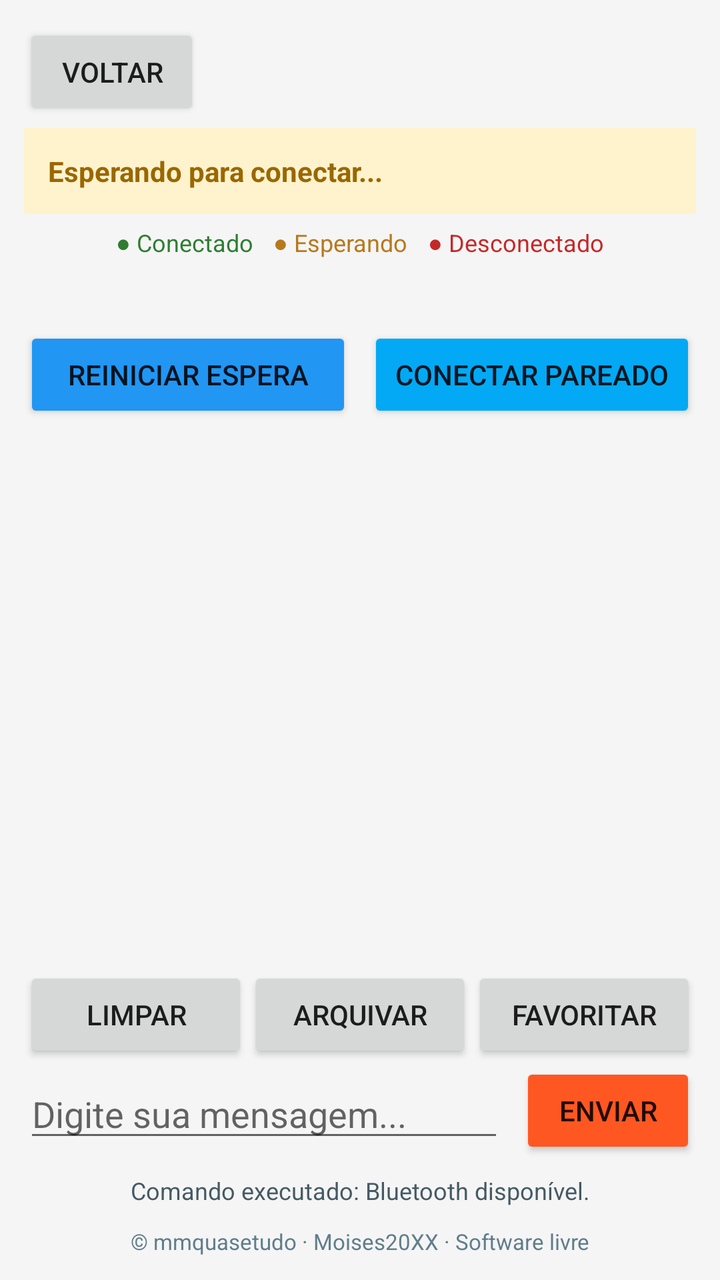
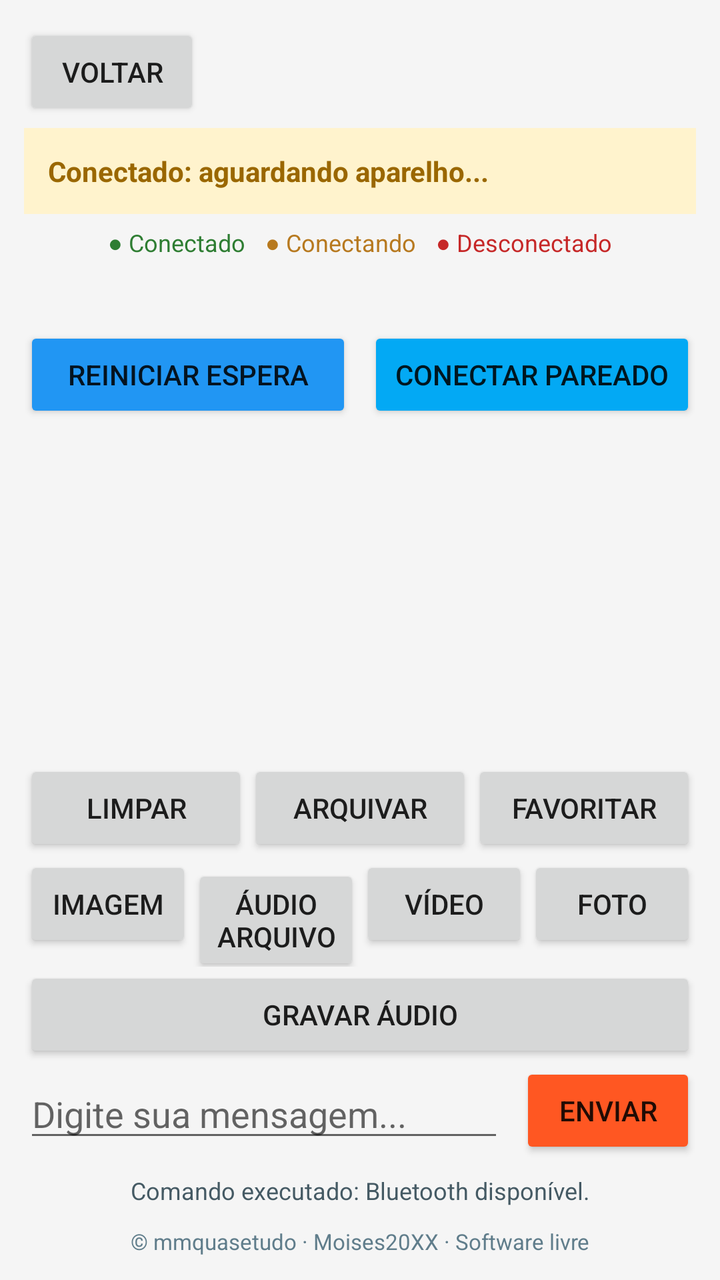

Screens rendered from an Android XML layout before and after an edit, with the pre-edit source and the edit as a unified diff.
<!-- AndroidManifest.xml: application theme Theme.ComunicadorLocal -->
<!-- res/layout/activity_chat.xml -->
<?xml version="1.0" encoding="utf-8"?>
<LinearLayout xmlns:android="http://schemas.android.com/apk/res/android"
    android:layout_width="match_parent"
    android:layout_height="match_parent"
    android:background="@color/fundo_tela"
    android:orientation="vertical"
    android:padding="12dp">

    <LinearLayout
        android:layout_width="match_parent"
        android:layout_height="wrap_content"
        android:gravity="center_vertical"
        android:orientation="horizontal">

        <Button
            android:id="@+id/btnVoltar"
            android:layout_width="wrap_content"
            android:layout_height="wrap_content"
            android:text="Voltar" />

        <TextView
            android:id="@+id/tvModo"
            android:layout_width="0dp"
            android:layout_height="wrap_content"
            android:layout_weight="1"
            android:gravity="center"
            android:padding="8dp"
            android:textColor="#263238"
            android:textSize="20sp"
            android:textStyle="bold" />
    </LinearLayout>

    <TextView
        android:id="@+id/tvStatus"
        android:layout_width="match_parent"
        android:layout_height="wrap_content"
        android:layout_marginTop="4dp"
        android:background="#FFF3CD"
        android:padding="12dp"
        android:text="Esperando para conectar..."
        android:textColor="#9A6700"
        android:textStyle="bold" />

    <LinearLayout
        android:layout_width="match_parent"
        android:layout_height="wrap_content"
        android:gravity="center"
        android:orientation="horizontal"
        android:paddingTop="6dp"
        android:paddingBottom="4dp">

        <TextView
            android:layout_width="wrap_content"
            android:layout_height="wrap_content"
            android:paddingEnd="10dp"
            android:text="● Conectado"
            android:textColor="#2E7D32"
            android:textSize="12sp" />

        <TextView
            android:layout_width="wrap_content"
            android:layout_height="wrap_content"
            android:paddingEnd="10dp"
            android:text="● Esperando"
            android:textColor="#B7791F"
            android:textSize="12sp" />

        <TextView
            android:layout_width="wrap_content"
            android:layout_height="wrap_content"
            android:text="● Desconectado"
            android:textColor="#C62828"
            android:textSize="12sp" />
    </LinearLayout>

    <TextView
        android:id="@+id/tvDicaConexao"
        android:layout_width="match_parent"
        android:layout_height="wrap_content"
        android:paddingTop="8dp"
        android:paddingBottom="4dp"
        android:textColor="#546E7A"
        android:textSize="13sp" />

    <LinearLayout
        android:id="@+id/controlesBluetooth"
        android:layout_width="match_parent"
        android:layout_height="wrap_content"
        android:orientation="horizontal">

        <Button
            android:id="@+id/btnBtDisponivel"
            android:layout_width="0dp"
            android:layout_height="wrap_content"
            android:layout_marginEnd="4dp"
            android:layout_weight="1"
            android:backgroundTint="#2196F3"
            android:text="Reiniciar espera" />

        <Button
            android:id="@+id/btnBtProcurar"
            android:layout_width="0dp"
            android:layout_height="wrap_content"
            android:layout_marginStart="4dp"
            android:layout_weight="1"
            android:backgroundTint="#03A9F4"
            android:text="Conectar pareado" />
    </LinearLayout>

    <LinearLayout
        android:id="@+id/controlesWifi"
        android:layout_width="match_parent"
        android:layout_height="wrap_content"
        android:orientation="horizontal"
        android:visibility="gone">

        <Button
            android:id="@+id/btnWifiDisponivel"
            android:layout_width="0dp"
            android:layout_height="wrap_content"
            android:layout_marginEnd="4dp"
            android:layout_weight="1"
            android:backgroundTint="#EF6C00"
            android:text="Criar Sala" />

        <Button
            android:id="@+id/btnWifiProcurar"
            android:layout_width="0dp"
            android:layout_height="wrap_content"
            android:layout_marginStart="4dp"
            android:layout_weight="1"
            android:backgroundTint="#FFB300"
            android:text="Procurar" />
    </LinearLayout>

    <ListView
        android:id="@+id/listaConversa"
        android:layout_width="match_parent"
        android:layout_height="0dp"
        android:layout_marginTop="8dp"
        android:layout_weight="1"
        android:divider="#DDDDDD"
        android:dividerHeight="1dp" />

    <LinearLayout
        android:layout_width="match_parent"
        android:layout_height="wrap_content"
        android:orientation="horizontal">

        <Button
            android:id="@+id/btnLimparMensagens"
            android:layout_width="0dp"
            android:layout_height="wrap_content"
            android:layout_weight="1"
            android:text="Limpar" />

        <Button
            android:id="@+id/btnArquivarMensagens"
            android:layout_width="0dp"
            android:layout_height="wrap_content"
            android:layout_weight="1"
            android:text="Arquivar" />

        <Button
            android:id="@+id/btnFavoritarMensagem"
            android:layout_width="0dp"
            android:layout_height="wrap_content"
            android:layout_weight="1"
            android:text="Favoritar" />
    </LinearLayout>

    <LinearLayout
        android:layout_width="match_parent"
        android:layout_height="wrap_content"
        android:gravity="center_vertical"
        android:orientation="horizontal">

        <EditText
            android:id="@+id/edMensagem"
            android:layout_width="0dp"
            android:layout_height="wrap_content"
            android:layout_weight="1"
            android:hint="Digite sua mensagem..."
            android:inputType="textCapSentences|textMultiLine"
            android:maxLines="3" />

        <Button
            android:id="@+id/btnEnviar"
            android:layout_width="wrap_content"
            android:layout_height="wrap_content"
            android:layout_marginStart="8dp"
            android:backgroundTint="#FF5722"
            android:text="Enviar" />
    </LinearLayout>

    <TextView
        android:id="@+id/tvComando"
        android:layout_width="match_parent"
        android:layout_height="wrap_content"
        android:gravity="center"
        android:minHeight="28dp"
        android:paddingTop="4dp"
        android:text="Comando executado: Bluetooth disponível."
        android:textColor="#455A64"
        android:textSize="12sp" />

    <TextView
        android:layout_width="match_parent"
        android:layout_height="wrap_content"
        android:gravity="center"
        android:paddingTop="6dp"
        android:text="© mmquasetudo · Moises20XX · Software livre"
        android:textColor="#607D8B"
        android:textSize="11sp" />
</LinearLayout>
<!-- resources referenced by this layout -->
<resources>
  <color name="fundo_tela">#F5F5F5</color>
  <style name="Theme.ComunicadorLocal" parent="Theme.AppCompat.Light.NoActionBar">
          <item name="colorPrimary">#FF5722</item>
          <item name="colorPrimaryDark">#E64A19</item>
          <item name="colorAccent">#FFC107</item>
          <item name="android:windowBackground">@color/fundo_tela</item>
          <item name="android:windowNoTitle">true</item>
          <item name="android:windowActionBar">false</item>
      </style>
</resources>

<!-- the commit's change to res/layout/activity_chat.xml (unified diff, before → after) -->
@@ -37,7 +37,7 @@
         android:layout_marginTop="4dp"
         android:background="#FFF3CD"
         android:padding="12dp"
-        android:text="Esperando para conectar..."
+        android:text="Conectado: aguardando aparelho..."
         android:textColor="#9A6700"
         android:textStyle="bold" />
 
@@ -61,7 +61,7 @@
             android:layout_width="wrap_content"
             android:layout_height="wrap_content"
             android:paddingEnd="10dp"
-            android:text="● Esperando"
+            android:text="● Conectando"
             android:textColor="#B7791F"
             android:textSize="12sp" />
 
@@ -168,6 +168,46 @@
             android:layout_weight="1"
             android:text="Favoritar" />
     </LinearLayout>
+
+    <LinearLayout
+        android:layout_width="match_parent"
+        android:layout_height="wrap_content"
+        android:orientation="horizontal">
+
+        <Button
+            android:id="@+id/btnEnviarImagem"
+            android:layout_width="0dp"
+            android:layout_height="wrap_content"
+            android:layout_weight="1"
+            android:text="Imagem" />
+
+        <Button
+            android:id="@+id/btnEnviarAudio"
+            android:layout_width="0dp"
+            android:layout_height="wrap_content"
+            android:layout_weight="1"
+            android:text="Áudio arquivo" />
+
+        <Button
+            android:id="@+id/btnEnviarVideo"
+            android:layout_width="0dp"
+            android:layout_height="wrap_content"
+            android:layout_weight="1"
+            android:text="Vídeo" />
+
+        <Button
+            android:id="@+id/btnTirarFoto"
+            android:layout_width="0dp"
+            android:layout_height="wrap_content"
+            android:layout_weight="1"
+            android:text="Foto" />
+    </LinearLayout>
+
+    <Button
+        android:id="@+id/btnGravarAudio"
+        android:layout_width="match_parent"
+        android:layout_height="wrap_content"
+        android:text="Gravar áudio" />
 
     <LinearLayout
         android:layout_width="match_parent"
<!-- resource entries referenced after the edit -->
@@ -5,9 +5,21 @@
           <item name="colorPrimary">#FF5722</item>
           <item name="colorPrimaryDark">#E64A19</item>
           <item name="colorAccent">#FFC107</item>
+          <item name="buttonStyle">@style/Widget.ComunicadorLocal.Button</item>
           <item name="android:windowBackground">@color/fundo_tela</item>
           <item name="android:windowNoTitle">true</item>
           <item name="android:windowActionBar">false</item>
       </style>
+  <style name="Widget.ComunicadorLocal.Button" parent="Widget.AppCompat.Button">
+          <item name="android:minHeight">36dp</item>
+          <item name="android:minWidth">0dp</item>
+          <item name="android:insetTop">0dp</item>
+          <item name="android:insetBottom">0dp</item>
+          <item name="android:paddingStart">4dp</item>
+          <item name="android:paddingEnd">4dp</item>
+          <item name="android:paddingTop">2dp</item>
+          <item name="android:paddingBottom">2dp</item>
+          <item name="android:textSize">12sp</item>
+      </style>
 </resources>
 
